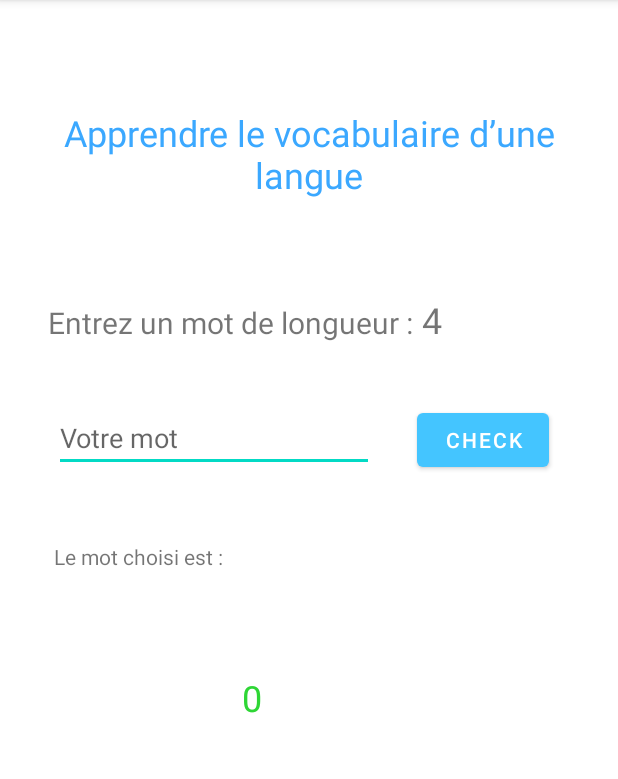
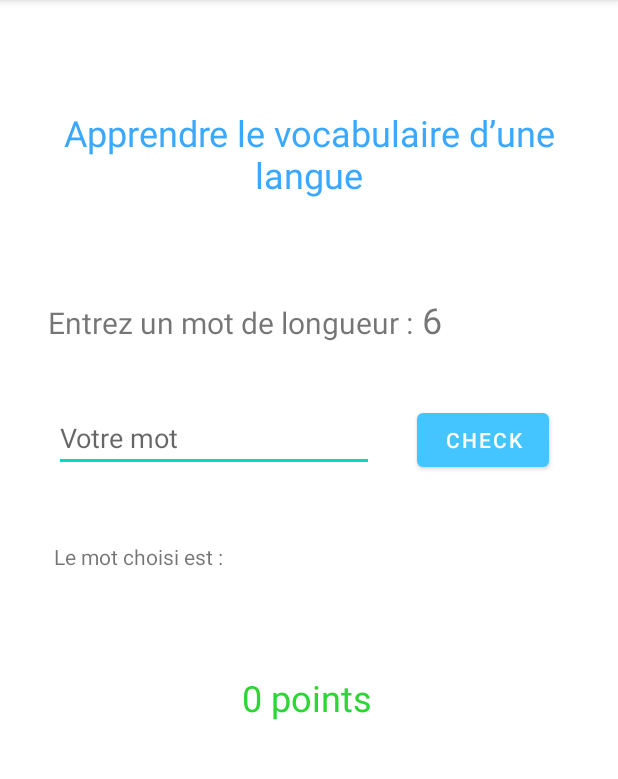
Before and after one commit to Lamiaselm/Word-Checker, an Android app: the screen it shows after launch (MainActivity), after a tap on "CHECK", on a phone screen of 412 x 824 dp, the part 84-863 px from its top. Run offline under Robolectric (Android 15) with nearby library versions, the phone set to English and light mode, and no system bars.

Commit message:
done function, not setText of result yet

```diff
--- a/app/src/main/java/com/example/exo3_tp2/MainActivity.kt
+++ b/app/src/main/java/com/example/exo3_tp2/MainActivity.kt
@@ -5,6 +5,7 @@ import android.os.Bundle
 import android.widget.Button
 import android.widget.EditText
 import android.widget.TextView
+import android.widget.Toast
 import kotlinx.android.synthetic.main.activity_main.*
 
 fun rand(start: Int, end: Int): Int {
@@ -37,8 +38,12 @@ class MainActivity : AppCompatActivity() {
         /* Liste des longueurs des mots */
         val listLength: MutableList<Int> = mutableListOf()
         val scoreView = findViewById <TextView>(R.id.score)
+        var genere = findViewById <TextView>(R.id.mot_genere)
+        val input = findViewById <EditText>(R.id.mot)
+        val random_n = findViewById <TextView>(R.id.random_n)
+        val check =findViewById<Button>(R.id.check)
         var score=0
-        scoreView.setText(" $score")
+        scoreView.setText(" $score points ")
 
         for (mot in listMots)
         {
@@ -50,37 +55,45 @@ class MainActivity : AppCompatActivity() {
         }
         val start = listLength.first()
         val end = listLength.last()
-        val n =  rand(start,end)
-        println("your number is $n")
-        val random_n = findViewById <TextView>(R.id.random_n)
+
+        var n =  rand(start,end)
+
+
         random_n.setText(" $n")
-        val check =findViewById<Button>(R.id.check)
+
         check.setOnClickListener { view ->
-            val input = findViewById <EditText>(R.id.mot)
+
+
             val inputValue = input.text.toString()
-            println("you intered $inputValue")
+
             if (inputValue != null) {
                 if((inputValue.length)!=n) {
-                    println("Erreur :  Vous avez pas entrer un mot de taille $n ")
+                    Toast.makeText(getApplicationContext(), "Erreur :  Vous avez pas entrer un mot de taille $n ", Toast.LENGTH_SHORT).show();
+
                 }
                 else
                 {
-                    val result = getRandomWord(listMots,n)
-                    val genere = findViewById <TextView>(R.id.mot_genere)
+                    var result = getRandomWord(listMots,n)
+
                     genere.setText(" $result")
-                    println("le mot choisi aleatoirement est : $result")
+
                     if (result == inputValue)
-                    {
-                        scoreView.setText(" $score+=5")
+                    {   score+=5
+                        scoreView.setText(" $score points")
 
-                        println("*** BRAVO ! votre score est augmente de 5, votre score est a  : $score ***")
+                        Toast.makeText(getApplicationContext(), "BRAVO !!!! vous avez obtenu 5points", Toast.LENGTH_SHORT).show();
+
                     }
                     else
                     {
-                        println("*** ECHEC u.u votre score est a  : $score ***")
+                        Toast.makeText(getApplicationContext(), "Echec !!!! Le mot saisi n’est pas le bon", Toast.LENGTH_SHORT).show();
                     }
                 }
             }
+            n =  rand(start,end)
+            random_n.setText(" $n")
+
+
         }
 
     }
--- a/app/src/main/res/layout/activity_main.xml
+++ b/app/src/main/res/layout/activity_main.xml
@@ -57,7 +57,7 @@
         android:layout_marginEnd="32dp"
         android:layout_marginRight="32dp"
 
-        android:textColor="#2AF832"
+        android:textColor="#00BCD4"
         android:textSize="18sp"
         app:layout_constraintEnd_toEndOf="parent"
         app:layout_constraintHorizontal_bias="1.0"
```
